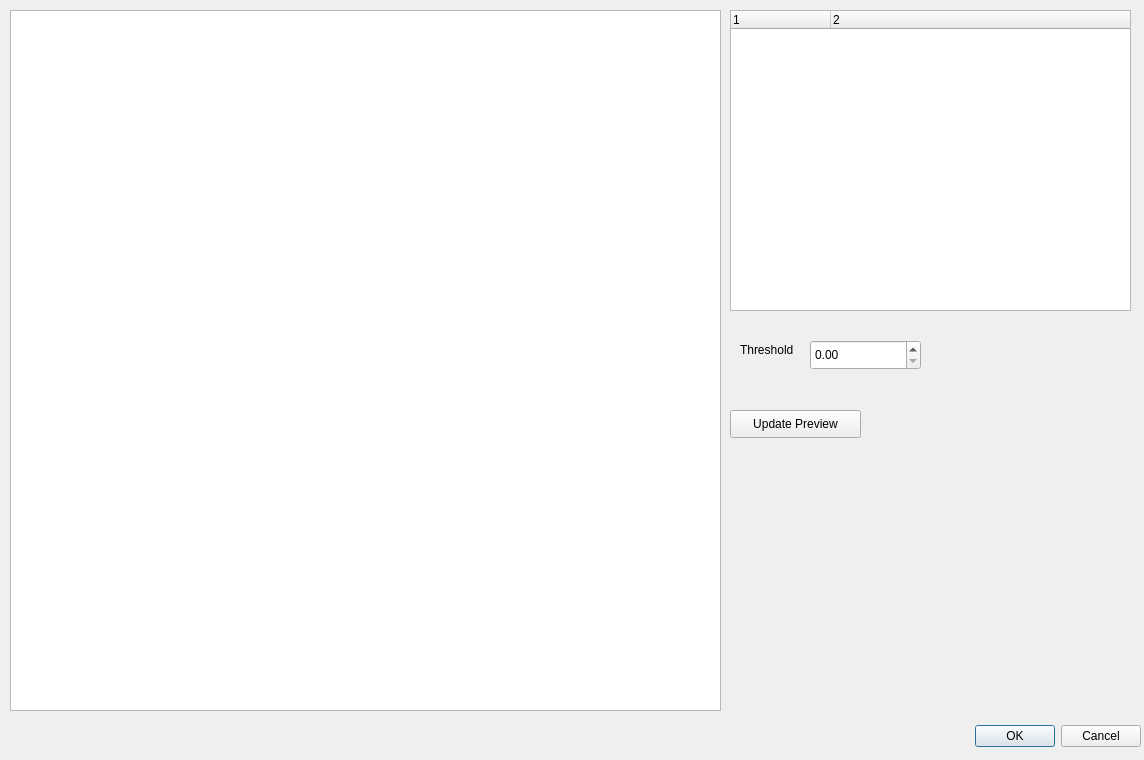
Before: the Qt Designer form apps/NSXQt/ui/DialogConvolve.ui in k61n/openhkl, drawn with Qt 5.
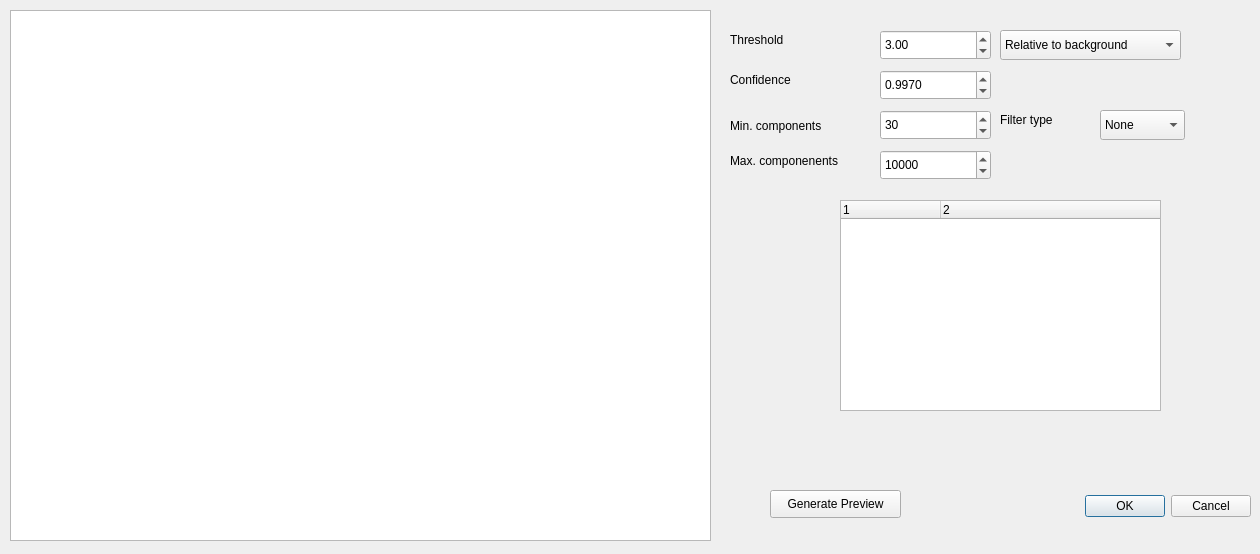
After: the same form once the commit is applied. Custom widgets are drawn as their Qt base class.

Commit message: work on peak-finding and convolution filter dialogs

Patch:
```diff
--- a/apps/NSXQt/ui/DialogConvolve.ui
+++ b/apps/NSXQt/ui/DialogConvolve.ui
@@ -6,8 +6,8 @@
    <rect>
     <x>0</x>
     <y>0</y>
-    <width>1144</width>
-    <height>760</height>
+    <width>1260</width>
+    <height>554</height>
    </rect>
   </property>
   <property name="windowTitle">
@@ -19,8 +19,8 @@
   <widget class="QDialogButtonBox" name="buttonBox">
    <property name="geometry">
     <rect>
-     <x>970</x>
-     <y>720</y>
+     <x>1080</x>
+     <y>490</y>
      <width>171</width>
      <height>32</height>
     </rect>
@@ -37,18 +37,18 @@
     <rect>
      <x>10</x>
      <y>10</y>
-     <width>711</width>
-     <height>701</height>
+     <width>701</width>
+     <height>531</height>
     </rect>
    </property>
   </widget>
   <widget class="ConvolutionFilterTree" name="treeWidget">
    <property name="geometry">
     <rect>
-     <x>730</x>
-     <y>10</y>
-     <width>401</width>
-     <height>301</height>
+     <x>840</x>
+     <y>200</y>
+     <width>321</width>
+     <height>211</height>
     </rect>
    </property>
    <property name="columnCount">
@@ -68,21 +68,21 @@
   <widget class="QPushButton" name="pushButton">
    <property name="geometry">
     <rect>
-     <x>730</x>
-     <y>410</y>
+     <x>770</x>
+     <y>490</y>
      <width>131</width>
      <height>28</height>
     </rect>
    </property>
    <property name="text">
-    <string>Update Preview</string>
+    <string>Generate Preview</string>
    </property>
   </widget>
   <widget class="QLabel" name="label">
    <property name="geometry">
     <rect>
-     <x>740</x>
-     <y>340</y>
+     <x>730</x>
+     <y>30</y>
      <width>66</width>
      <height>20</height>
     </rect>
@@ -94,8 +94,8 @@
   <widget class="QDoubleSpinBox" name="thresholdSpinBox">
    <property name="geometry">
     <rect>
-     <x>810</x>
-     <y>340</y>
+     <x>880</x>
+     <y>30</y>
      <width>111</width>
      <height>30</height>
     </rect>
@@ -105,6 +105,155 @@
    </property>
    <property name="singleStep">
     <double>0.100000000000000</double>
+   </property>
+   <property name="value">
+    <double>3.000000000000000</double>
+   </property>
+  </widget>
+  <widget class="QLabel" name="confidenceLabel">
+   <property name="geometry">
+    <rect>
+     <x>730</x>
+     <y>70</y>
+     <width>101</width>
+     <height>20</height>
+    </rect>
+   </property>
+   <property name="text">
+    <string>Confidence</string>
+   </property>
+  </widget>
+  <widget class="QLabel" name="minCompLabel">
+   <property name="geometry">
+    <rect>
+     <x>730</x>
+     <y>110</y>
+     <width>131</width>
+     <height>31</height>
+    </rect>
+   </property>
+   <property name="text">
+    <string>Min. components</string>
+   </property>
+  </widget>
+  <widget class="QLabel" name="maxCompLabel">
+   <property name="geometry">
+    <rect>
+     <x>730</x>
+     <y>150</y>
+     <width>141</width>
+     <height>21</height>
+    </rect>
+   </property>
+   <property name="text">
+    <string>Max. componenents</string>
+   </property>
+  </widget>
+  <widget class="QComboBox" name="thresholdComboBox">
+   <property name="geometry">
+    <rect>
+     <x>1000</x>
+     <y>30</y>
+     <width>181</width>
+     <height>30</height>
+    </rect>
+   </property>
+   <item>
+    <property name="text">
+     <string>Relative to background</string>
+    </property>
+   </item>
+   <item>
+    <property name="text">
+     <string>Absolute</string>
+    </property>
+   </item>
+  </widget>
+  <widget class="QDoubleSpinBox" name="confidenceSpinBox">
+   <property name="geometry">
+    <rect>
+     <x>880</x>
+     <y>70</y>
+     <width>111</width>
+     <height>30</height>
+    </rect>
+   </property>
+   <property name="decimals">
+    <number>4</number>
+   </property>
+   <property name="maximum">
+    <double>1.000000000000000</double>
+   </property>
+   <property name="singleStep">
+    <double>0.001000000000000</double>
+   </property>
+   <property name="value">
+    <double>0.997000000000000</double>
+   </property>
+  </widget>
+  <widget class="QLabel" name="filterLabel">
+   <property name="geometry">
+    <rect>
+     <x>1000</x>
+     <y>110</y>
+     <width>81</width>
+     <height>20</height>
+    </rect>
+   </property>
+   <property name="text">
+    <string>Filter type</string>
+   </property>
+  </widget>
+  <widget class="QComboBox" name="filterComboBox">
+   <property name="geometry">
+    <rect>
+     <x>1100</x>
+     <y>110</y>
+     <width>85</width>
+     <height>30</height>
+    </rect>
+   </property>
+   <item>
+    <property name="text">
+     <string>None</string>
+    </property>
+   </item>
+   <item>
+    <property name="text">
+     <string>Annular</string>
+    </property>
+   </item>
+  </widget>
+  <widget class="QSpinBox" name="minCompBox">
+   <property name="geometry">
+    <rect>
+     <x>880</x>
+     <y>110</y>
+     <width>111</width>
+     <height>30</height>
+    </rect>
+   </property>
+   <property name="maximum">
+    <number>2000000000</number>
+   </property>
+   <property name="value">
+    <number>30</number>
+   </property>
+  </widget>
+  <widget class="QSpinBox" name="maxCompBox">
+   <property name="geometry">
+    <rect>
+     <x>880</x>
+     <y>150</y>
+     <width>111</width>
+     <height>30</height>
+    </rect>
+   </property>
+   <property name="maximum">
+    <number>2000000000</number>
+   </property>
+   <property name="value">
+    <number>10000</number>
    </property>
   </widget>
  </widget>
```
Left out of the diff: 6 changed lines with no effect on the pictures. The commit also changes 24 other files.
